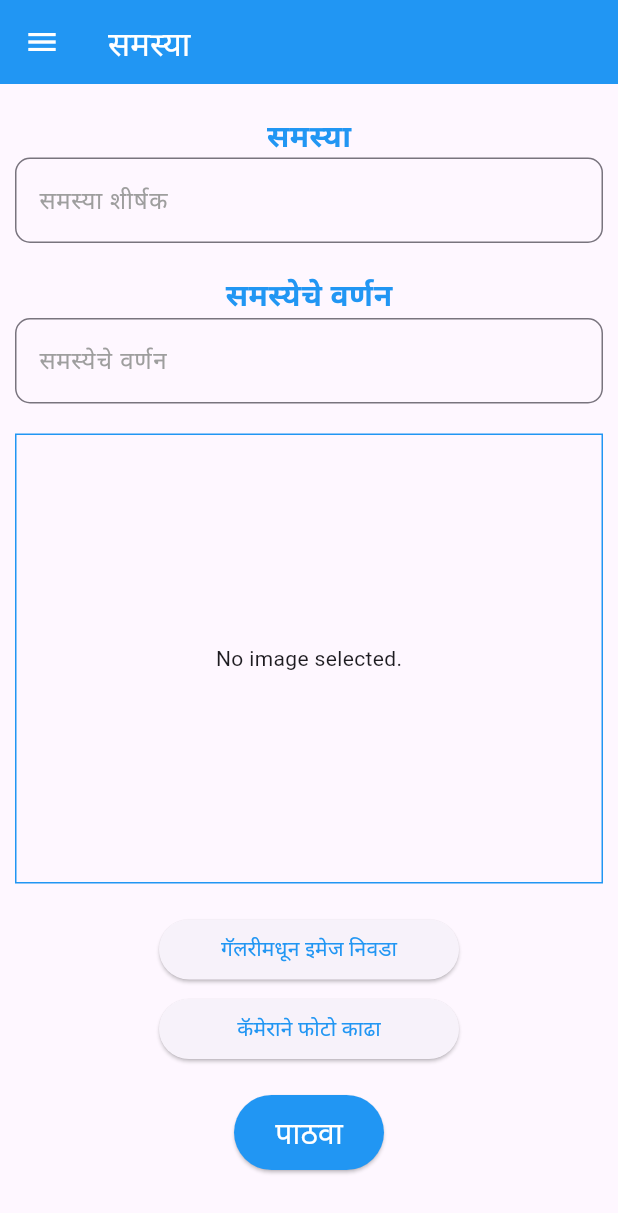
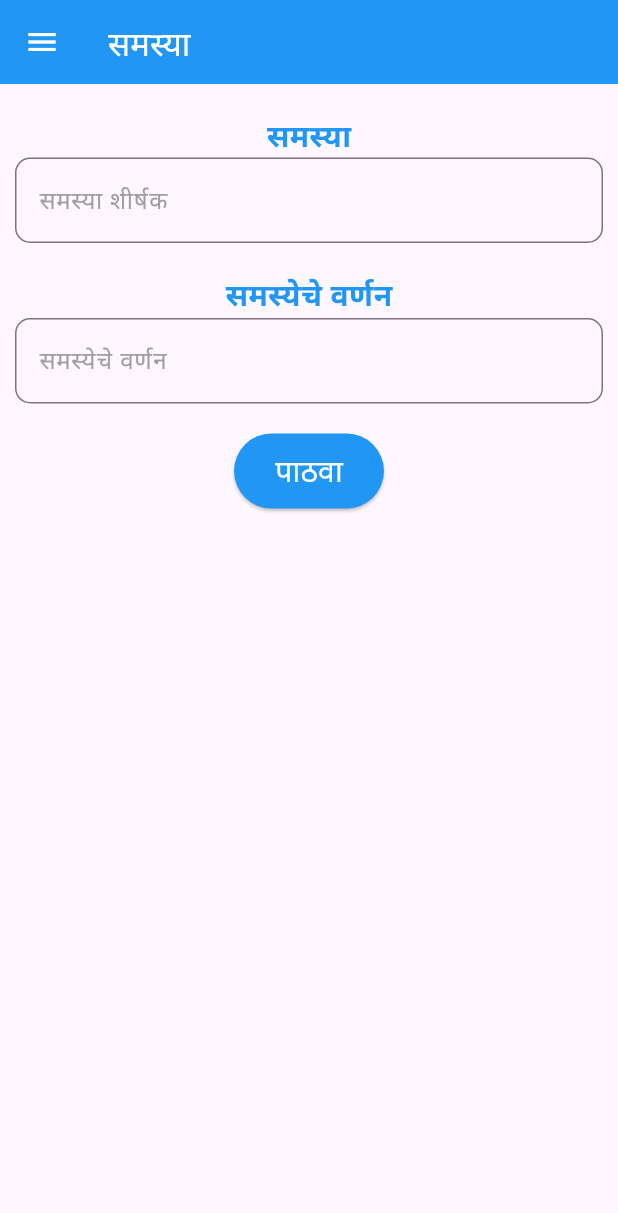
Before and after one commit to Siddhi-Nikam/Digital_Panchayat_Flutter_App, a Flutter app: the issue screen opened directly with empty values, on a phone screen of 412 x 824 dp. Shown: the top 1213 px of the screen. Run offline on Flutter 3.47's test engine with Material 3 defaults, Android fonts, the phone set to English and light mode, and no system bars; our stand-ins replace file_picker, font_awesome_flutter, image_picker, jwt_decoder, mask_text_input_formatter, shared_preferences; missing offline and left inert: razorpay_flutter; accounts and stored records are empty.

Commit message:
issue file modification

```diff
--- a/lib/user/user pages/sendissue.dart
+++ b/lib/user/user pages/sendissue.dart
@@ -115,7 +115,8 @@ class _ServiceState extends State<issue> {
                         fontSize: 20,
                         color: Colors.blue,
                         fontWeight: FontWeight.bold)),
-                TextField(
+                SizedBox(
+                  child: TextField(
                     controller: issue_desp,
                     decoration: InputDecoration(
                       label: const Text(
@@ -127,37 +128,6 @@ class _ServiceState extends State<issue> {
                       ),
                       hintText: "समस्येचे वर्णन..",
                     ),
-                ),
-                const SizedBox(height: 20),
-                Container(
-                  height: 300,
-                  width: double.infinity,
-                  decoration:
-                      BoxDecoration(border: Border.all(color: Colors.blue)),
-                  child: _image != null
-                      ? Image.file(_image!)
-                      : Center(child: const Text("No image selected.")),
-                ),
-                const SizedBox(height: 20),
-                SizedBox(
-                  width: 200,
-                  child: ElevatedButton(
-                    onPressed: () => _pickImage(ImageSource.gallery),
-                    child: const Text(
-                      "गॅलरीमधून इमेज निवडा",
-                      style: TextStyle(color: Colors.blue),
-                    ),
-                  ),
-                ),
-                SizedBox(
-                  height: 5,
-                ),
-                SizedBox(
-                  width: 200,
-                  child: ElevatedButton(
-                    onPressed: () => _pickImage(ImageSource.camera),
-                    child: const Text("कॅमेराने फोटो काढा",
-                        style: TextStyle(color: Colors.blue)),
                   ),
                 ),
                 SizedBox(
```
Lines whose indentation alone changed are shown as unchanged.
